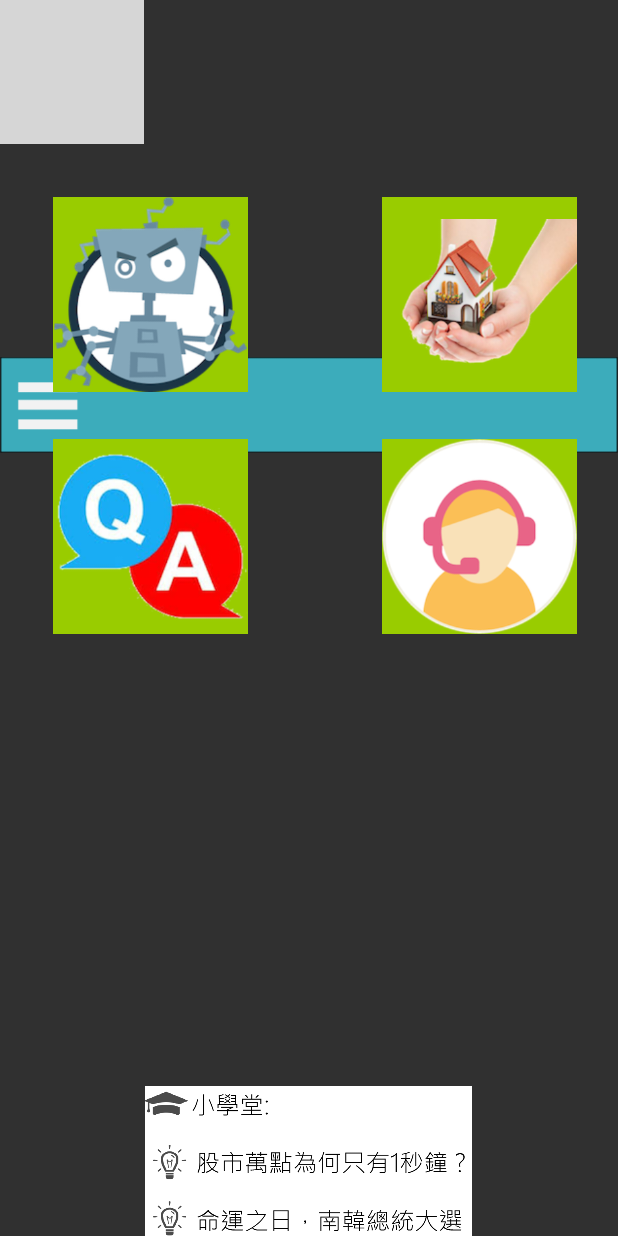
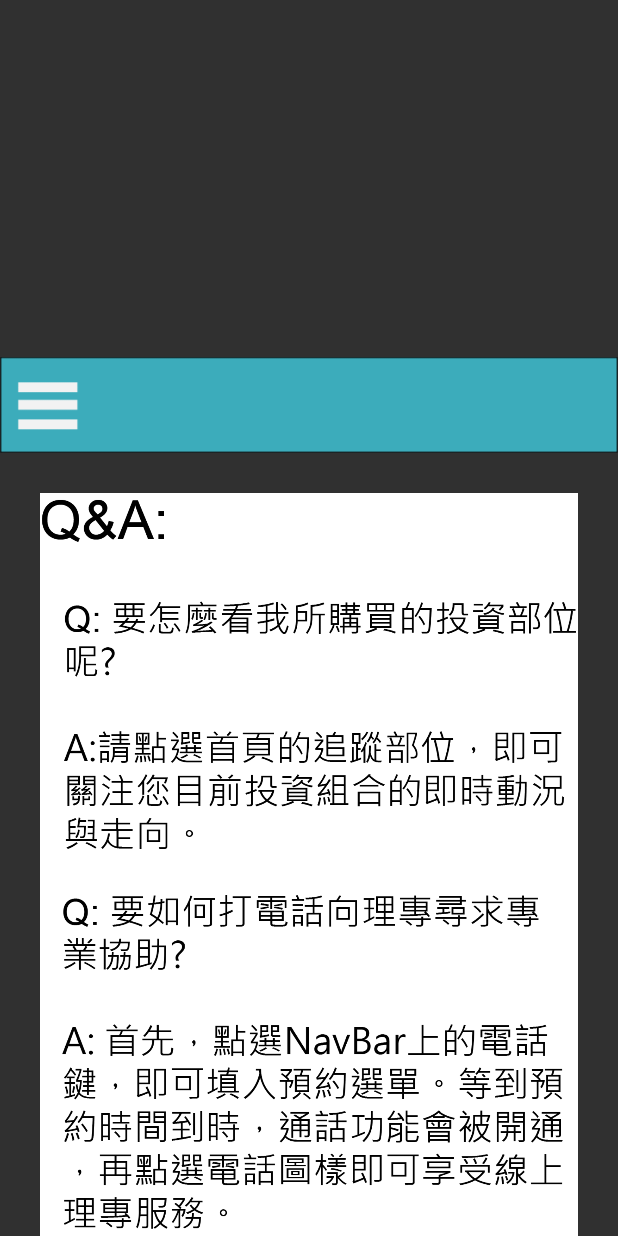
Before and after one commit to Nacujachu/GiBaIntartar, an Android app: the MainMenuActivity screen opened directly, with no data from a screen before it, after a tap on an icon or button, on a phone screen of 412 x 824 dp. Run offline under Robolectric (Android 15) with nearby library versions, the phone set to English and light mode, and no system bars; grey boxes are pictures that could not be loaded.

Commit message:
Add QAActivity

```diff
--- a/FinBot/app/build.gradle
+++ b/FinBot/app/build.gradle
@@ -26,6 +26,6 @@ dependencies {
     })
     compile 'com.android.support:appcompat-v7:25.3.1'
     compile 'com.android.support.constraint:constraint-layout:1.0.2'
+    compile 'com.android.support:cardview-v7:25.3.1'
     testCompile 'junit:junit:4.12'
-    compile 'com.android.support:cardview-v7:25.3.1'
 }
--- a/FinBot/app/src/main/AndroidManifest.xml
+++ b/FinBot/app/src/main/AndroidManifest.xml
@@ -16,7 +16,8 @@
                 <category android:name="android.intent.category.LAUNCHER" />
             </intent-filter>
         </activity>
-        <activity android:name=".MainMenuActivity"></activity>
+        <activity android:name=".MainMenuActivity" />
+        <activity android:name=".QAActivity"></activity>
     </application>
 
 </manifest>
--- a/FinBot/app/src/main/java/nthu/finbot/MainMenuActivity.java
+++ b/FinBot/app/src/main/java/nthu/finbot/MainMenuActivity.java
@@ -1,6 +1,7 @@
 package nthu.finbot;
 
 import android.content.DialogInterface;
+import android.content.Intent;
 import android.support.v7.app.AlertDialog;
 import android.support.v7.app.AppCompatActivity;
 import android.os.Bundle;
@@ -45,6 +46,8 @@ public class MainMenuActivity extends AppCompatActivity {
 
     public void pressOpenQAButton(View v) {
         System.out.println("Press OpenQA");
+
+        startActivity(new Intent(this, QAActivity.class));
     }
 
     public void pressOpenReservationButton(View v) {
--- /dev/null
+++ b/FinBot/app/src/main/java/nthu/finbot/QAActivity.java
@@ -0,0 +1,18 @@
+package nthu.finbot;
+
+import android.support.v7.app.AppCompatActivity;
+import android.os.Bundle;
+import android.view.View;
+
+public class QAActivity extends AppCompatActivity {
+
+    @Override
+    protected void onCreate(Bundle savedInstanceState) {
+        super.onCreate(savedInstanceState);
+        setContentView(R.layout.activity_qa);
+    }
+
+    public void pressBarButton(View v) {
+        finish();
+    }
+}
--- a/FinBot/app/src/main/res/layout/activity_login.xml
+++ b/FinBot/app/src/main/res/layout/activity_login.xml
@@ -27,7 +27,7 @@
         android:layout_marginBottom="38dp"
         android:background="@android:color/holo_green_dark"
         android:onClick="pressLoginButton"
-        android:text="Login"
+        android:text="登入"
         android:textColor="@android:color/background_light"
         android:textSize="24sp" />
 
--- /dev/null
+++ b/FinBot/app/src/main/res/layout/activity_qa.xml
@@ -0,0 +1,35 @@
+<?xml version="1.0" encoding="utf-8"?>
+<RelativeLayout xmlns:android="http://schemas.android.com/apk/res/android"
+    xmlns:app="http://schemas.android.com/apk/res-auto"
+    xmlns:tools="http://schemas.android.com/tools"
+    android:layout_width="match_parent"
+    android:layout_height="match_parent"
+    tools:context="nthu.finbot.QAActivity">
+
+    <ImageView
+        android:id="@+id/BarIV"
+        android:layout_width="wrap_content"
+        android:layout_height="wrap_content"
+        android:layout_alignParentBottom="true"
+        android:layout_alignParentStart="true"
+        android:layout_marginBottom="495dp"
+        app:srcCompat="@drawable/main_menu_bar" />
+
+    <Button
+        android:id="@+id/BarButton"
+        android:layout_width="70dp"
+        android:layout_height="wrap_content"
+        android:layout_alignBottom="@+id/BarIV"
+        android:layout_alignParentStart="true"
+        android:layout_alignParentTop="true"
+        android:background="@android:color/transparent"
+        android:onClick="pressBarButton" />
+
+    <ImageView
+        android:id="@+id/QAIV"
+        android:layout_width="wrap_content"
+        android:layout_height="wrap_content"
+        android:layout_alignParentStart="true"
+        android:layout_below="@+id/BarButton"
+        app:srcCompat="@drawable/background_qa" />
+</RelativeLayout>
```
Also changed, not shown: FinBot/app/src/main/res/drawable/background_qa.png (added), 1 other file.
